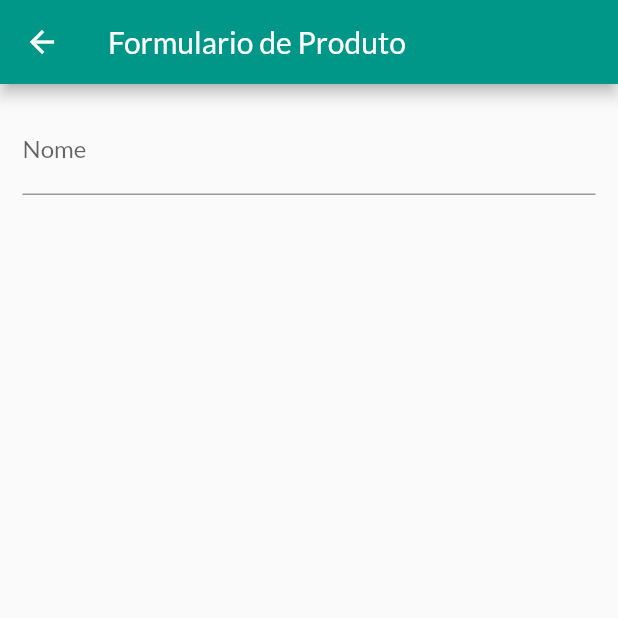
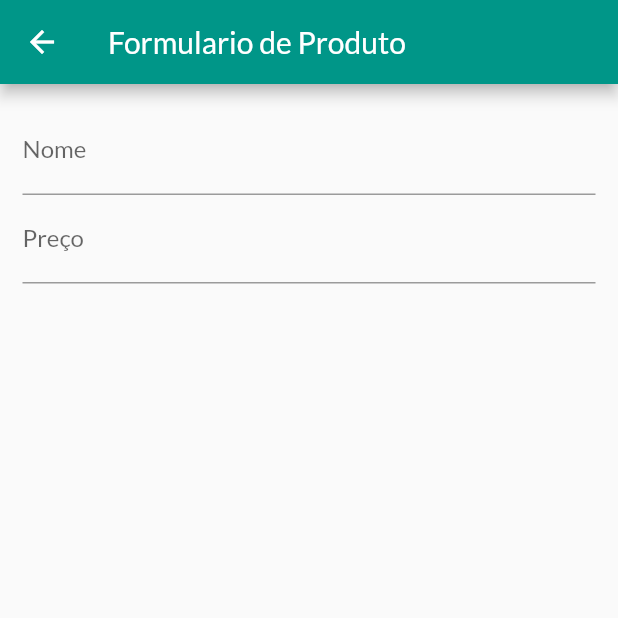
Before and after one commit to 9reis/loja_ii__flutter, a Flutter app: the ProductFormPage screen opened by its route, on a phone screen of 412 x 824 dp, the top half of it. Run offline on Flutter 3.47's test engine with Material 2 defaults, Android fonts, the phone set to English and light mode, and no system bars; network calls fail.

Commit message:
Controlando o Foco

```diff
--- a/lib/pages/product_form_page.dart
+++ b/lib/pages/product_form_page.dart
@@ -10,6 +10,8 @@ class ProductFormPage extends StatefulWidget {
 }
 
 class _ProductFormPageState extends State<ProductFormPage> {
+  final _priceFocus = FocusNode();
+
   @override
   Widget build(BuildContext context) {
     return Scaffold(
@@ -25,6 +27,15 @@ class _ProductFormPageState extends State<ProductFormPage> {
                 decoration: InputDecoration(labelText: 'Nome'),
                 // Vai para o px input
                 textInputAction: TextInputAction.next,
+                onFieldSubmitted: (_) {
+                  FocusScope.of(context).requestFocus(_priceFocus);
+                },
+              ),
+              TextFormField(
+                decoration: InputDecoration(labelText: 'Preço'),
+                textInputAction: TextInputAction.next,
+                focusNode: _priceFocus,
+                keyboardType: TextInputType.numberWithOptions(decimal: true),
               )
             ],
           ),
```
